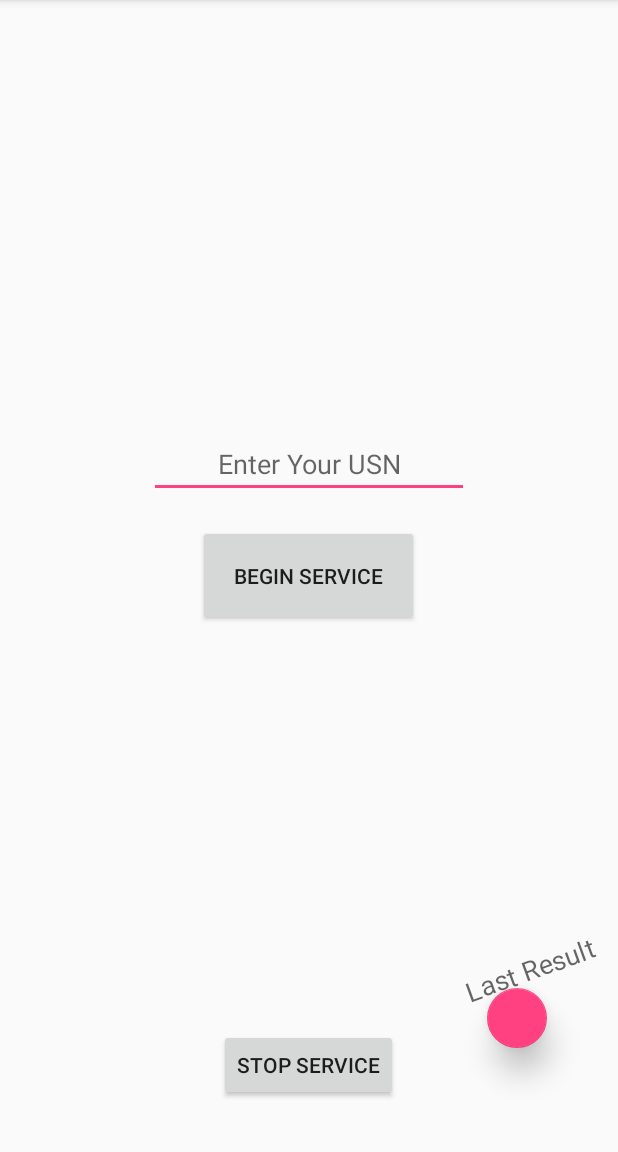
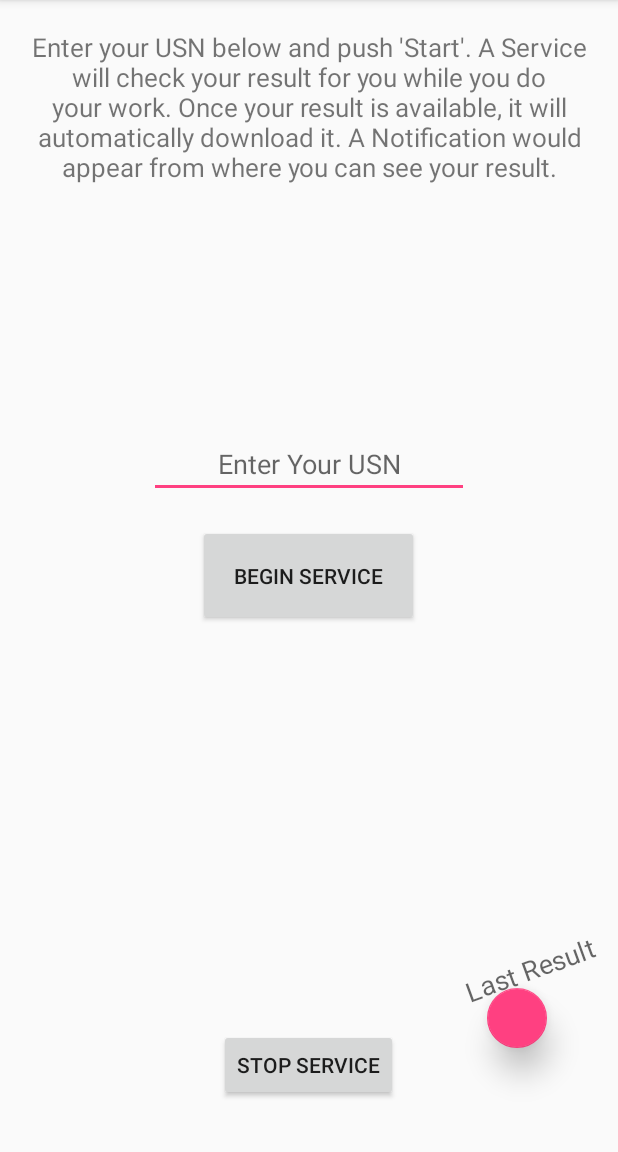
Before and after one commit to kuldeeps48/VTU-Result-Notifier, an Android app: the screen it shows after launch (MainActivity), on a phone screen of 412 x 824 dp, the part 84-1236 px from its top. Run offline under Robolectric (Android 15) with nearby library versions, the phone set to English and light mode, and no system bars.

Commit message:
Info message

```diff
--- a/app/src/main/res/layout/activity_main.xml
+++ b/app/src/main/res/layout/activity_main.xml
@@ -38,10 +38,10 @@
         android:id="@+id/stop_button"
         android:layout_width="wrap_content"
         android:layout_height="wrap_content"
+        android:layout_marginBottom="34dp"
+        android:text="@string/stop_button"
         android:layout_alignParentBottom="true"
-        android:layout_centerHorizontal="true"
-        android:layout_marginBottom="34dp"
-        android:text="@string/stop_button"/>
+        android:layout_centerHorizontal="true"/>
 
     <android.support.design.widget.FloatingActionButton
         android:id="@+id/floatingActionButton"
@@ -71,4 +71,17 @@
         android:layout_alignParentEnd="true"
         android:layout_marginEnd="13dp"/>
 
+    <TextView
+        android:id="@+id/textView"
+        android:layout_width="wrap_content"
+        android:layout_height="wrap_content"
+        android:paddingLeft="20dp"
+        android:paddingRight="20dp"
+        android:text="@string/info"
+        android:textSize="17sp"
+        android:textAlignment="center"
+        android:layout_alignParentTop="true"
+        android:layout_alignParentStart="true"
+        android:layout_marginTop="19dp"/>
+
 </RelativeLayout>
--- a/app/src/main/res/values/strings.xml
+++ b/app/src/main/res/values/strings.xml
@@ -7,4 +7,6 @@
     <string name="service_started">Service Started!</string>
     <string name="service_stopped">Service Stopped</string>
     <string name="prev_result">Last Result</string>
+    <string name="info">Enter your USN below and push \'Start\'. A Service will check your result for you while you do your work. Once your result
+    is available, it will automatically download it. A Notification would appear from where you can see your result.</string>
 </resources>
```
